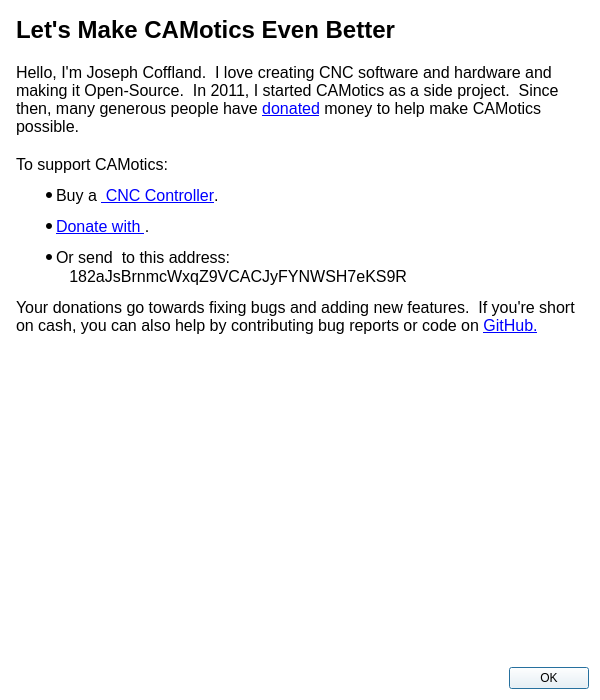
Old version of the form qt/donate_dialog.ui in the repository CauldronDevelopmentLLC/CAMotics.
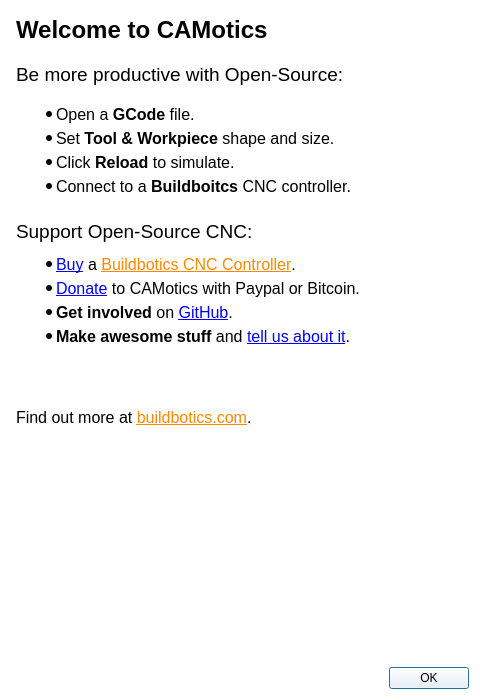
New version of the form. Icons and pictures are not drawn.

Diff of the .ui file:
```diff
--- a/qt/donate_dialog.ui
+++ b/qt/donate_dialog.ui
@@ -6,19 +6,19 @@
    <rect>
     <x>0</x>
     <y>0</y>
-    <width>600</width>
+    <width>480</width>
     <height>700</height>
    </rect>
   </property>
   <property name="minimumSize">
    <size>
-    <width>600</width>
-    <height>500</height>
+    <width>480</width>
+    <height>700</height>
    </size>
   </property>
   <property name="maximumSize">
    <size>
-    <width>600</width>
+    <width>480</width>
     <height>700</height>
    </size>
   </property>
@@ -46,18 +46,24 @@
 &lt;html&gt;&lt;head&gt;&lt;meta name=&quot;qrichtext&quot; content=&quot;1&quot; /&gt;&lt;style type=&quot;text/css&quot;&gt;
 p, li { white-space: pre-wrap; }
 &lt;/style&gt;&lt;/head&gt;&lt;body style=&quot; font-family:'Sans'; font-size:12pt; font-weight:400; font-style:normal;&quot;&gt;
-&lt;p style=&quot; margin-top:0px; margin-bottom:0px; margin-left:0px; margin-right:0px; -qt-block-indent:0; text-indent:0px;&quot;&gt;&lt;span style=&quot; font-size:18pt; font-weight:600;&quot;&gt;Let's Make CAMotics Even Better&lt;/span&gt;&lt;/p&gt;
+&lt;p style=&quot; margin-top:0px; margin-bottom:0px; margin-left:0px; margin-right:0px; -qt-block-indent:0; text-indent:0px;&quot;&gt;&lt;span style=&quot; font-size:18pt; font-weight:600;&quot;&gt;Welcome to CAMotics&lt;/span&gt;&lt;/p&gt;
 &lt;p style=&quot;-qt-paragraph-type:empty; margin-top:0px; margin-bottom:0px; margin-left:0px; margin-right:0px; -qt-block-indent:0; text-indent:0px;&quot;&gt;&lt;br /&gt;&lt;/p&gt;
-&lt;p style=&quot; margin-top:0px; margin-bottom:0px; margin-left:0px; margin-right:0px; -qt-block-indent:0; text-indent:0px;&quot;&gt;Hello, I'm Joseph Coffland.  I love creating CNC software and hardware and making it Open-Source.  In 2011, I started CAMotics as a side project.  Since then, many generous people have &lt;a href=&quot;https://camotics.org/#donations&quot;&gt;&lt;span style=&quot; text-decoration: underline; color:#0000ff;&quot;&gt;donated&lt;/span&gt;&lt;/a&gt; money to help make CAMotics possible.&lt;/p&gt;
+&lt;p style=&quot; margin-top:0px; margin-bottom:0px; margin-left:0px; margin-right:0px; -qt-block-indent:0; text-indent:0px;&quot;&gt;&lt;span style=&quot; font-size:14pt;&quot;&gt;Be more productive with Open-Source:&lt;/span&gt;&lt;/p&gt;
 &lt;p style=&quot;-qt-paragraph-type:empty; margin-top:0px; margin-bottom:0px; margin-left:0px; margin-right:0px; -qt-block-indent:0; text-indent:0px;&quot;&gt;&lt;br /&gt;&lt;/p&gt;
-&lt;p style=&quot; margin-top:0px; margin-bottom:0px; margin-left:0px; margin-right:0px; -qt-block-indent:0; text-indent:0px;&quot;&gt;To support CAMotics:&lt;/p&gt;
-&lt;ul style=&quot;margin-top: 0px; margin-bottom: 0px; margin-left: 0px; margin-right: 0px; -qt-list-indent: 1;&quot;&gt;&lt;li style=&quot; margin-top:12px; margin-bottom:12px; margin-left:0px; margin-right:0px; -qt-block-indent:0; text-indent:0px;&quot;&gt;Buy a &lt;a href=&quot;https://store.buildbotics.com/&quot;&gt;&lt;img src=&quot;:/images/buildbotics_banner-125x20.png&quot; /&gt;&lt;/a&gt;&lt;a href=&quot;https://store.buildbotics.com/&quot;&gt;&lt;span style=&quot; text-decoration: underline; color:#0000ff;&quot;&gt; CNC Controller&lt;/span&gt;&lt;/a&gt;.&lt;/li&gt;
-&lt;li style=&quot; margin-top:0px; margin-bottom:6px; margin-left:0px; margin-right:0px; -qt-block-indent:0; text-indent:0px;&quot;&gt;&lt;a href=&quot;https://www.paypal.com/cgi-bin/webscr?cmd=_s-xclick&amp;amp;hosted_button_id=FDP4SVEVT68NG&quot;&gt;&lt;span style=&quot; text-decoration: underline; color:#0000ff;&quot;&gt;Donate with &lt;/span&gt;&lt;/a&gt;&lt;a href=&quot;https://www.paypal.com/cgi-bin/webscr?cmd=_s-xclick&amp;amp;hosted_button_id=FDP4SVEVT68NG&quot;&gt;&lt;img src=&quot;:/images/paypal.png&quot; style=&quot;vertical-align: middle;&quot; /&gt;&lt;/a&gt;.&lt;/li&gt;
-&lt;p style=&quot; margin-top:0px; margin-bottom:0px; margin-left:0px; margin-right:0px; -qt-block-indent:1; text-indent:0px;&quot;&gt;&lt;a href=&quot;https://www.paypal.com/cgi-bin/webscr?cmd=_s-xclick&amp;amp;hosted_button_id=FDP4SVEVT68NG&quot;&gt;&lt;img src=&quot;:/images/paypal_donate.png&quot; /&gt;&lt;/a&gt;&lt;/p&gt;
-&lt;li style=&quot; margin-top:12px; margin-bottom:0px; margin-left:0px; margin-right:0px; -qt-block-indent:0; text-indent:0px;&quot;&gt;Or send &lt;a href=&quot;https://bitcoin.org/&quot;&gt;&lt;img src=&quot;:/images/bitcoin.png&quot; /&gt;&lt;/a&gt; to this address:&lt;/li&gt;&lt;/ul&gt;
-&lt;p style=&quot; margin-top:0px; margin-bottom:0px; margin-left:40px; margin-right:0px; -qt-block-indent:0; text-indent:0px;&quot;&gt;&lt;img src=&quot;:/images/camotics-bitcoin-donations.png&quot; /&gt;&lt;/p&gt;
-&lt;p style=&quot; margin-top:0px; margin-bottom:12px; margin-left:40px; margin-right:0px; -qt-block-indent:0; text-indent:0px;&quot;&gt;   182aJsBrnmcWxqZ9VCACJyFYNWSH7eKS9R&lt;/p&gt;
-&lt;p style=&quot; margin-top:12px; margin-bottom:12px; margin-left:0px; margin-right:0px; -qt-block-indent:0; text-indent:0px;&quot;&gt;Your donations go towards fixing bugs and adding new features.  If you're short on cash, you can also help by contributing bug reports or code on &lt;a href=&quot;https://github.com/cauldrondevelopment.com/camotics&quot;&gt;&lt;span style=&quot; text-decoration: underline; color:#0000ff;&quot;&gt;GitHub.&lt;/span&gt;&lt;/a&gt;&lt;/p&gt;&lt;/body&gt;&lt;/html&gt;</string>
+&lt;ul style=&quot;margin-top: 0px; margin-bottom: 0px; margin-left: 0px; margin-right: 0px; -qt-list-indent: 1;&quot;&gt;&lt;li style=&quot; margin-top:0px; margin-bottom:5px; margin-left:0px; margin-right:0px; -qt-block-indent:0; text-indent:0px;&quot;&gt;Open a &lt;span style=&quot; font-weight:600;&quot;&gt;GCode&lt;/span&gt; file.&lt;/li&gt;
+&lt;li style=&quot; margin-top:0px; margin-bottom:5px; margin-left:0px; margin-right:0px; -qt-block-indent:0; text-indent:0px;&quot;&gt;Set &lt;span style=&quot; font-weight:600;&quot;&gt;Tool&lt;/span&gt; &lt;span style=&quot; font-weight:600;&quot;&gt;&amp;amp;&lt;/span&gt; &lt;span style=&quot; font-weight:600;&quot;&gt;Workpiece&lt;/span&gt; shape and size.&lt;/li&gt;
+&lt;li style=&quot; margin-top:0px; margin-bottom:5px; margin-left:0px; margin-right:0px; -qt-block-indent:0; text-indent:0px;&quot;&gt;Click &lt;span style=&quot; font-weight:600;&quot;&gt;Reload&lt;/span&gt; to simulate.&lt;/li&gt;
+&lt;li style=&quot; margin-top:0px; margin-bottom:5px; margin-left:0px; margin-right:0px; -qt-block-indent:0; text-indent:0px;&quot;&gt;Connect to a &lt;span style=&quot; font-weight:600;&quot;&gt;Buildboitcs&lt;/span&gt; CNC controller.&lt;/li&gt;&lt;/ul&gt;
+&lt;p style=&quot;-qt-paragraph-type:empty; margin-top:0px; margin-bottom:0px; margin-left:0px; margin-right:0px; -qt-block-indent:0; text-indent:0px;&quot;&gt;&lt;br /&gt;&lt;/p&gt;
+&lt;p style=&quot; margin-top:0px; margin-bottom:0px; margin-left:0px; margin-right:0px; -qt-block-indent:0; text-indent:0px;&quot;&gt;&lt;span style=&quot; font-size:14pt;&quot;&gt;Support Open-Source CNC:&lt;/span&gt;&lt;/p&gt;
+&lt;ul style=&quot;margin-top: 0px; margin-bottom: 0px; margin-left: 0px; margin-right: 0px; -qt-list-indent: 1;&quot;&gt;&lt;li style=&quot; margin-top:12px; margin-bottom:5px; margin-left:0px; margin-right:0px; -qt-block-indent:0; text-indent:0px;&quot;&gt;&lt;a href=&quot;https://store.buildbotics.com/&quot;&gt;&lt;span style=&quot; text-decoration: underline; color:#0000ff;&quot;&gt;Buy&lt;/span&gt;&lt;/a&gt; a &lt;a href=&quot;https://buildbotics.com/&quot;&gt;&lt;span style=&quot; text-decoration: underline; color:#ff8800;&quot;&gt;Buildbotics CNC Controller&lt;/span&gt;&lt;/a&gt;.&lt;/li&gt;
+&lt;li style=&quot; margin-top:0px; margin-bottom:5px; margin-left:0px; margin-right:0px; -qt-block-indent:0; text-indent:0px;&quot;&gt;&lt;a href=&quot;https://camotics.org/#donations&quot;&gt;&lt;span style=&quot; text-decoration: underline; color:#0000ff;&quot;&gt;Donate&lt;/span&gt;&lt;/a&gt; to CAMotics with Paypal or Bitcoin.&lt;/li&gt;
+&lt;li style=&quot; margin-top:0px; margin-bottom:5px; margin-left:0px; margin-right:0px; -qt-block-indent:0; text-indent:0px;&quot;&gt;&lt;span style=&quot; font-weight:600;&quot;&gt;Get involved&lt;/span&gt; on &lt;a href=&quot;https://github.com/CauldronDevelopmentLLC/CAMotics&quot;&gt;&lt;span style=&quot; text-decoration: underline; color:#0000ff;&quot;&gt;GitHub&lt;/span&gt;&lt;/a&gt;.&lt;/li&gt;
+&lt;li style=&quot; margin-top:0px; margin-bottom:5px; margin-left:0px; margin-right:0px; -qt-block-indent:0; text-indent:0px;&quot;&gt;&lt;span style=&quot; font-weight:600;&quot;&gt;Make awesome stuff&lt;/span&gt; and &lt;a href=&quot;mailto:joe@camotics.org&quot;&gt;&lt;span style=&quot; text-decoration: underline; color:#0000ff;&quot;&gt;tell us about it&lt;/span&gt;&lt;/a&gt;.&lt;/li&gt;&lt;/ul&gt;
+&lt;p style=&quot;-qt-paragraph-type:empty; margin-top:0px; margin-bottom:0px; margin-left:0px; margin-right:0px; -qt-block-indent:0; text-indent:0px;&quot;&gt;&lt;br /&gt;&lt;/p&gt;
+&lt;p style=&quot; margin-top:0px; margin-bottom:0px; margin-left:0px; margin-right:0px; -qt-block-indent:0; text-indent:0px;&quot;&gt;&lt;img src=&quot;:/images/buildbotics_with_gamepad_and_steppers.png&quot; /&gt;&lt;/p&gt;
+&lt;p style=&quot;-qt-paragraph-type:empty; margin-top:0px; margin-bottom:0px; margin-left:0px; margin-right:0px; -qt-block-indent:0; text-indent:0px;&quot;&gt;&lt;br /&gt;&lt;/p&gt;
+&lt;p style=&quot; margin-top:0px; margin-bottom:0px; margin-left:0px; margin-right:0px; -qt-block-indent:0; text-indent:0px;&quot;&gt;Find out more at &lt;a href=&quot;https://buildbotics.com/&quot;&gt;&lt;span style=&quot; text-decoration: underline; color:#ff8800;&quot;&gt;buildbotics.com&lt;/span&gt;&lt;/a&gt;.&lt;/p&gt;&lt;/body&gt;&lt;/html&gt;</string>
      </property>
      <property name="openExternalLinks">
       <bool>true</bool>
```
